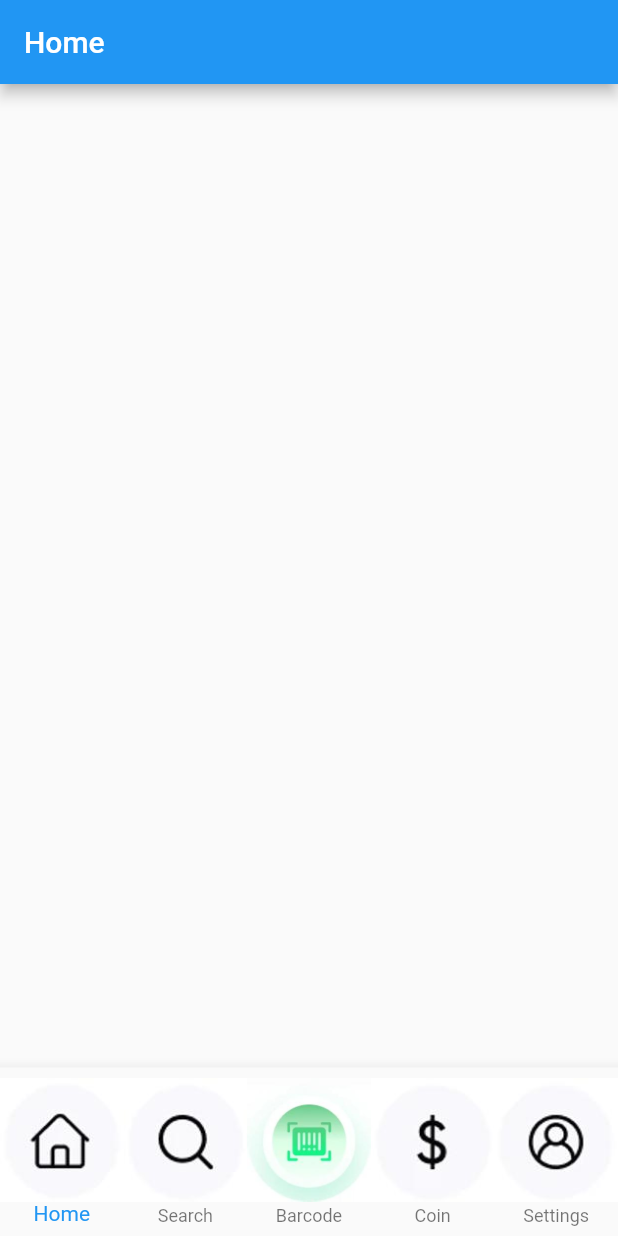
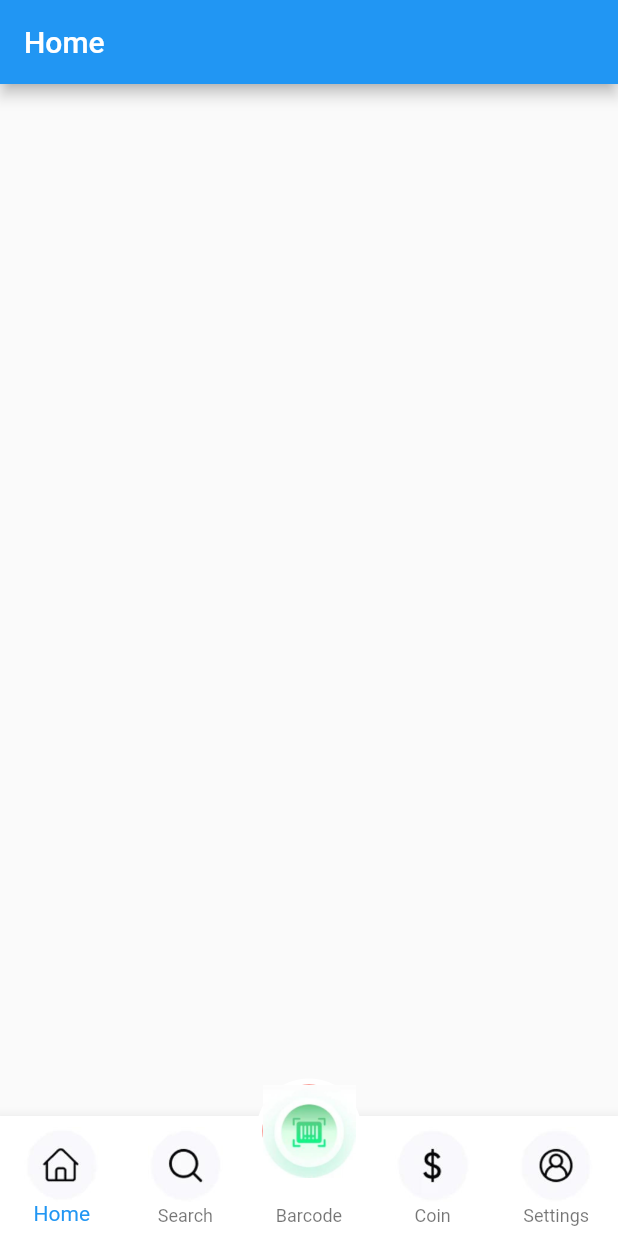
Before and after one commit to figoliu239/fyp_app, a Flutter app: the screen it shows after launch, on a phone screen of 412 x 824 dp. Run offline on Flutter 3.47's test engine with Material 2 defaults, Android fonts, the phone set to English and light mode, and no system bars.

Commit message:
resized icons and enlarge barcode button

```diff
--- a/lib/main.dart
+++ b/lib/main.dart
@@ -38,27 +38,54 @@ class _BottomNavigationControllerState extends State<BottomNavigationController>
           //title: const Text('Home(unfinished)'),
         //),
         body: pages[_currentIndex],
+        floatingActionButton: Padding(
+          padding: EdgeInsets.only(top: 20),
+          child: SizedBox(
+            height: 70,
+            width: 70,
+            child: FloatingActionButton(
+              backgroundColor: Colors.transparent,
+              elevation: 0,
+              onPressed: () {setState(() {
+                _currentIndex = 2;
+              });},
+              child: Container(
+                height: 175,
+                width: 175,
+                decoration: BoxDecoration(
+                  border: Border.all(color: Colors.white, width: 4),
+                  shape: BoxShape.circle,
+                  color: Colors.red
+                ),
+                child: Image.asset('assets/barcodeicon.jpg',height: 50,width: 50,),
+              ),
+            ),
+          ),
+        ),
+        floatingActionButtonLocation: FloatingActionButtonLocation.centerDocked,
         bottomNavigationBar: BottomNavigationBar(
           type: BottomNavigationBarType.fixed,
+          backgroundColor: Colors.white,
           items: <BottomNavigationBarItem>[
             BottomNavigationBarItem(
-              icon: Image.asset('assets/homeicon.jpg'),
+              icon: Image.asset('assets/homeicon.jpg',height: 50,width: 50,),
               label: 'Home',
+
             ),
             BottomNavigationBarItem(
-              icon: Image.asset('assets/searchicon.jpg'),
+              icon: Image.asset('assets/searchicon.jpg',height: 50,width: 50,),
               label: 'Search',
             ),
             BottomNavigationBarItem(
-              icon: Image.asset('assets/barcodeicon.jpg'),// just temporary use
+              icon: Image.asset('assets/barcodeicon.jpg',height: 50,width: 50,color: Colors.transparent,),
               label:'Barcode',
             ),
             BottomNavigationBarItem(
-              icon: Image.asset('assets/moneyicon.jpg'),
+              icon: Image.asset('assets/moneyicon.jpg',height: 50,width: 50,),
               label:'Coin',
             ),
             BottomNavigationBarItem(
-              icon: Image.asset('assets/settingicon.jpg'),
+              icon: Image.asset('assets/settingicon.jpg',height: 50,width: 50,),
               label:'Settings',
             ),
           ],
```
